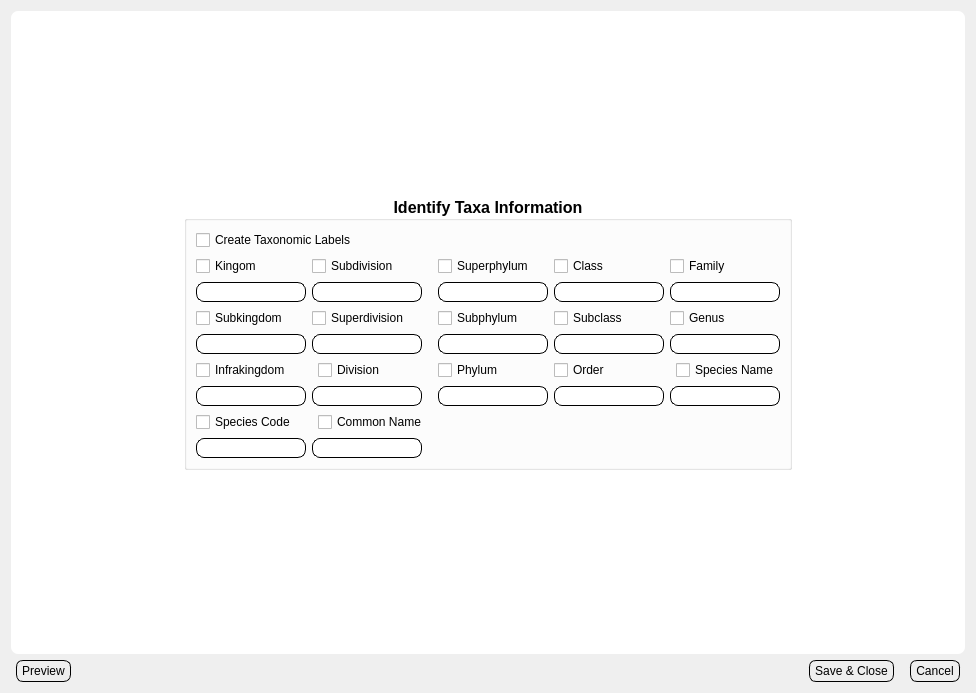
First picture: the form in Views/ui_dialog_taxa.ui, repository bibsian/database-development, before the edit.
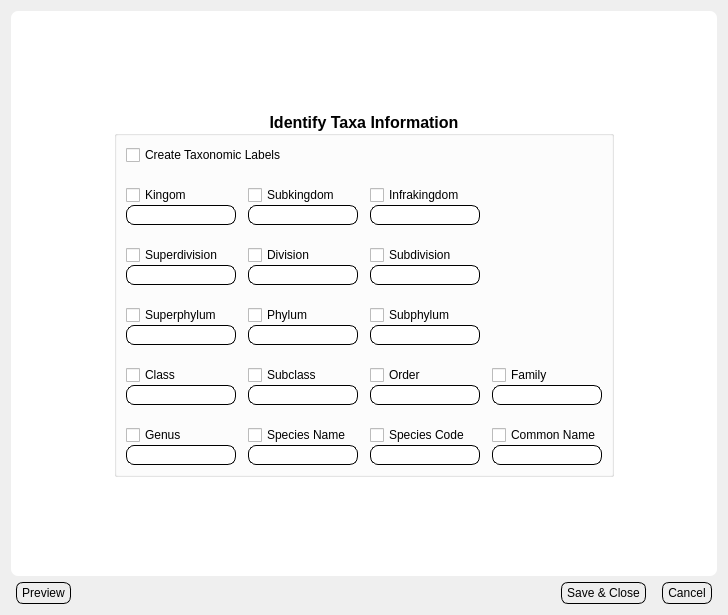
Second picture: the form after the edit.

Commit message: Updated user views (tab sequence, widget names, etc

Diff of the .ui file:
```diff
--- a/Views/ui_dialog_taxa.ui
+++ b/Views/ui_dialog_taxa.ui
@@ -6,8 +6,8 @@
    <rect>
     <x>0</x>
     <y>0</y>
-    <width>976</width>
-    <height>693</height>
+    <width>728</width>
+    <height>615</height>
    </rect>
   </property>
   <property name="windowTitle">
@@ -60,9 +60,9 @@
 
 </string>
   </property>
-  <layout class="QVBoxLayout" name="verticalLayout_6">
+  <layout class="QVBoxLayout" name="verticalLayout_21">
    <item>
-    <layout class="QVBoxLayout" name="verticalLayout_5">
+    <layout class="QVBoxLayout" name="verticalLayout_20">
      <item>
       <widget class="QFrame" name="frame">
        <property name="sizePolicy">
@@ -77,24 +77,9 @@
        <property name="frameShadow">
         <enum>QFrame::Raised</enum>
        </property>
-       <layout class="QVBoxLayout" name="verticalLayout_4">
+       <layout class="QVBoxLayout" name="verticalLayout_19">
         <item>
-         <layout class="QHBoxLayout" name="horizontalLayout">
-          <item>
-           <spacer name="horizontalSpacer">
-            <property name="orientation">
-             <enum>Qt::Horizontal</enum>
-            </property>
-            <property name="sizeHint" stdset="0">
-             <size>
-              <width>13</width>
-              <height>335</height>
-             </size>
-            </property>
-           </spacer>
-          </item>
-          <item>
-           <layout class="QVBoxLayout" name="verticalLayout_3">
+         <layout class="QVBoxLayout" name="verticalLayout_18">
             <item>
              <spacer name="verticalSpacer">
               <property name="orientation">
@@ -103,7 +88,22 @@
               <property name="sizeHint" stdset="0">
                <size>
                 <width>378</width>
-                <height>5</height>
+              <height>13</height>
+             </size>
+            </property>
+           </spacer>
+          </item>
+          <item>
+           <layout class="QHBoxLayout" name="horizontalLayout_2">
+            <item>
+             <spacer name="horizontalSpacer">
+              <property name="orientation">
+               <enum>Qt::Horizontal</enum>
+              </property>
+              <property name="sizeHint" stdset="0">
+               <size>
+                <width>13</width>
+                <height>335</height>
                </size>
               </property>
              </spacer>
@@ -129,56 +129,75 @@
               <property name="alignment">
                <set>Qt::AlignCenter</set>
               </property>
-              <layout class="QVBoxLayout" name="verticalLayout_2">
+              <layout class="QHBoxLayout" name="horizontalLayout">
                <item>
-                <layout class="QVBoxLayout" name="verticalLayout">
-                 <item>
+                <layout class="QGridLayout" name="gridLayout">
+                 <property name="horizontalSpacing">
+                  <number>12</number>
+                 </property>
+                 <property name="verticalSpacing">
+                  <number>20</number>
+                 </property>
+                 <item row="0" column="0" colspan="2">
                   <widget class="QCheckBox" name="ckCreateTaxa">
                    <property name="text">
                     <string>Create Taxonomic Labels</string>
                    </property>
                   </widget>
                  </item>
-                 <item>
-                  <layout class="QGridLayout" name="gridLayout">
-                   <item row="1" column="3">
-                    <layout class="QFormLayout" name="formLayout_16">
-                     <property name="fieldGrowthPolicy">
-                      <enum>QFormLayout::AllNonFixedFieldsGrow</enum>
-                     </property>
-                     <item row="2" column="0" colspan="2">
-                      <widget class="QLineEdit" name="lnedSubclass">
-                       <property name="sizePolicy">
-                        <sizepolicy hsizetype="Fixed" vsizetype="Fixed">
-                         <horstretch>0</horstretch>
-                         <verstretch>0</verstretch>
-                        </sizepolicy>
-                       </property>
-                      </widget>
-                     </item>
                      <item row="1" column="0">
-                      <widget class="QCheckBox" name="ckSubclass">
+                  <layout class="QVBoxLayout" name="verticalLayout_6">
+                   <item>
+                    <widget class="QCheckBox" name="ckKingdom">
                        <property name="text">
-                        <string>Subclass</string>
+                      <string>Kingom</string>
+                     </property>
+                    </widget>
+                   </item>
+                   <item>
+                    <widget class="QLineEdit" name="lnedKingdom">
+                     <property name="sizePolicy">
+                      <sizepolicy hsizetype="Fixed" vsizetype="Fixed">
+                       <horstretch>0</horstretch>
+                       <verstretch>0</verstretch>
+                      </sizepolicy>
+                     </property>
+                    </widget>
+                   </item>
+                  </layout>
+                 </item>
+                 <item row="1" column="1">
+                  <layout class="QVBoxLayout" name="verticalLayout_7">
+                   <item>
+                    <widget class="QCheckBox" name="ckSubkingdom">
+                     <property name="text">
+                      <string>Subkingdom</string>
+                     </property>
+                    </widget>
+                   </item>
+                   <item>
+                    <widget class="QLineEdit" name="lnedSubkingdom">
+                     <property name="sizePolicy">
+                      <sizepolicy hsizetype="Fixed" vsizetype="Fixed">
+                       <horstretch>0</horstretch>
+                       <verstretch>0</verstretch>
+                      </sizepolicy>
                        </property>
                       </widget>
                      </item>
                     </layout>
                    </item>
                    <item row="1" column="2">
-                    <layout class="QFormLayout" name="formLayout_9">
-                     <property name="fieldGrowthPolicy">
-                      <enum>QFormLayout::AllNonFixedFieldsGrow</enum>
-                     </property>
-                     <item row="0" column="0">
-                      <widget class="QCheckBox" name="ckSubphylum">
+                  <layout class="QVBoxLayout" name="verticalLayout_8">
+                   <item>
+                    <widget class="QCheckBox" name="ckInfrakingdom">
                        <property name="text">
-                        <string>Subphylum</string>
+                      <string>Infrakingdom</string>
                        </property>
                       </widget>
                      </item>
-                     <item row="1" column="0" colspan="2">
-                      <widget class="QLineEdit" name="lnedSubphylum">
+                   <item>
+                    <widget class="QLineEdit" name="lnedInfrakingdom">
                        <property name="sizePolicy">
                         <sizepolicy hsizetype="Fixed" vsizetype="Fixed">
                          <horstretch>0</horstretch>
@@ -189,19 +208,37 @@
                      </item>
                     </layout>
                    </item>
-                   <item row="0" column="1">
-                    <layout class="QFormLayout" name="formLayout_14">
-                     <property name="fieldGrowthPolicy">
-                      <enum>QFormLayout::AllNonFixedFieldsGrow</enum>
+                 <item row="2" column="0">
+                  <layout class="QVBoxLayout" name="verticalLayout_10">
+                   <item>
+                    <widget class="QCheckBox" name="ckSuperdivision">
+                     <property name="text">
+                      <string>Superdivision</string>
                      </property>
-                     <item row="0" column="0">
+                    </widget>
+                   </item>
+                   <item>
+                    <widget class="QLineEdit" name="lnedSuperdivision">
+                     <property name="sizePolicy">
+                      <sizepolicy hsizetype="Fixed" vsizetype="Fixed">
+                       <horstretch>0</horstretch>
+                       <verstretch>0</verstretch>
+                      </sizepolicy>
+                     </property>
+                    </widget>
+                   </item>
+                  </layout>
+                 </item>
+                 <item row="2" column="2">
+                  <layout class="QVBoxLayout" name="verticalLayout_9">
+                   <item>
                       <widget class="QCheckBox" name="ckSubdivision">
                        <property name="text">
                         <string>Subdivision</string>
                        </property>
                       </widget>
                      </item>
-                     <item row="1" column="0">
+                   <item>
                       <widget class="QLineEdit" name="lnedSubdivision">
                        <property name="sizePolicy">
                         <sizepolicy hsizetype="Fixed" vsizetype="Fixed">
@@ -213,43 +250,16 @@
                      </item>
                     </layout>
                    </item>
-                   <item row="1" column="0">
-                    <layout class="QFormLayout" name="formLayout_10">
-                     <property name="fieldGrowthPolicy">
-                      <enum>QFormLayout::AllNonFixedFieldsGrow</enum>
-                     </property>
-                     <item row="0" column="0">
-                      <widget class="QCheckBox" name="ckSubkingdom">
-                       <property name="text">
-                        <string>Subkingdom</string>
-                       </property>
-                      </widget>
-                     </item>
-                     <item row="1" column="0" colspan="2">
-                      <widget class="QLineEdit" name="lnedSubkingdom">
-                       <property name="sizePolicy">
-                        <sizepolicy hsizetype="Fixed" vsizetype="Fixed">
-                         <horstretch>0</horstretch>
-                         <verstretch>0</verstretch>
-                        </sizepolicy>
-                       </property>
-                      </widget>
-                     </item>
-                    </layout>
-                   </item>
-                   <item row="0" column="2">
-                    <layout class="QFormLayout" name="formLayout_15">
-                     <property name="fieldGrowthPolicy">
-                      <enum>QFormLayout::AllNonFixedFieldsGrow</enum>
-                     </property>
-                     <item row="0" column="0">
+                 <item row="3" column="0">
+                  <layout class="QVBoxLayout" name="verticalLayout_12">
+                   <item>
                       <widget class="QCheckBox" name="ckSuperphylum">
                        <property name="text">
                         <string>Superphylum</string>
                        </property>
                       </widget>
                      </item>
-                     <item row="1" column="0" colspan="2">
+                   <item>
                       <widget class="QLineEdit" name="lnedSuperphylum">
                        <property name="sizePolicy">
                         <sizepolicy hsizetype="Fixed" vsizetype="Fixed">
@@ -261,106 +271,16 @@
                      </item>
                     </layout>
                    </item>
-                   <item row="2" column="1">
-                    <layout class="QFormLayout" name="formLayout_13">
-                     <property name="fieldGrowthPolicy">
-                      <enum>QFormLayout::AllNonFixedFieldsGrow</enum>
-                     </property>
-                     <item row="1" column="0" colspan="2">
-                      <widget class="QLineEdit" name="lnedDivision">
-                       <property name="sizePolicy">
-                        <sizepolicy hsizetype="Fixed" vsizetype="Fixed">
-                         <horstretch>0</horstretch>
-                         <verstretch>0</verstretch>
-                        </sizepolicy>
-                       </property>
-                      </widget>
-                     </item>
-                     <item row="0" column="1">
-                      <widget class="QCheckBox" name="ckDivision">
-                       <property name="text">
-                        <string>Division</string>
-                       </property>
-                      </widget>
-                     </item>
-                    </layout>
-                   </item>
-                   <item row="2" column="0">
-                    <layout class="QFormLayout" name="formLayout_11">
-                     <property name="fieldGrowthPolicy">
-                      <enum>QFormLayout::AllNonFixedFieldsGrow</enum>
-                     </property>
-                     <item row="2" column="0" colspan="2">
-                      <widget class="QLineEdit" name="lnedInfrakingdom">
-                       <property name="sizePolicy">
-                        <sizepolicy hsizetype="Fixed" vsizetype="Fixed">
-                         <horstretch>0</horstretch>
-                         <verstretch>0</verstretch>
-                        </sizepolicy>
-                       </property>
-                      </widget>
-                     </item>
-                     <item row="1" column="0">
-                      <widget class="QCheckBox" name="ckInfrakingdom">
-                       <property name="text">
-                        <string>Infrakingdom</string>
-                       </property>
-                      </widget>
-                     </item>
-                    </layout>
-                   </item>
-                   <item row="0" column="0">
-                    <layout class="QFormLayout" name="formLayout_2">
-                     <item row="0" column="0">
-                      <widget class="QCheckBox" name="ckKingdom">
-                       <property name="text">
-                        <string>Kingom</string>
-                       </property>
-                      </widget>
-                     </item>
-                     <item row="1" column="0" colspan="2">
-                      <widget class="QLineEdit" name="lnedKingdom">
-                       <property name="sizePolicy">
-                        <sizepolicy hsizetype="Fixed" vsizetype="Fixed">
-                         <horstretch>0</horstretch>
-                         <verstretch>0</verstretch>
-                        </sizepolicy>
-                       </property>
-                      </widget>
-                     </item>
-                    </layout>
-                   </item>
-                   <item row="2" column="3">
-                    <layout class="QFormLayout" name="formLayout_5">
-                     <item row="2" column="0" colspan="2">
-                      <widget class="QLineEdit" name="lnedOrder">
-                       <property name="sizePolicy">
-                        <sizepolicy hsizetype="Fixed" vsizetype="Fixed">
-                         <horstretch>0</horstretch>
-                         <verstretch>0</verstretch>
-                        </sizepolicy>
-                       </property>
-                      </widget>
-                     </item>
-                     <item row="1" column="0">
-                      <widget class="QCheckBox" name="ckOrder">
-                       <property name="text">
-                        <string>Order</string>
-                       </property>
-                      </widget>
-                     </item>
-                    </layout>
-                   </item>
-                   <item row="2" column="2">
-                    <layout class="QFormLayout" name="formLayout_3">
-                     <item row="0" column="0">
+                 <item row="3" column="1">
+                  <layout class="QVBoxLayout" name="verticalLayout_14">
+                   <item>
                       <widget class="QCheckBox" name="ckPhylum">
                        <property name="text">
                         <string>Phylum</string>
                        </property>
                       </widget>
                      </item>
-                     <item row="1" column="0" colspan="2">
+                   <item>
                       <widget class="QLineEdit" name="lnedPhylum">
                        <property name="sizePolicy">
                         <sizepolicy hsizetype="Fixed" vsizetype="Fixed">
@@ -372,13 +292,17 @@
                      </item>
                     </layout>
                    </item>
-                   <item row="0" column="3">
-                    <layout class="QFormLayout" name="formLayout_4">
-                     <property name="fieldGrowthPolicy">
-                      <enum>QFormLayout::AllNonFixedFieldsGrow</enum>
+                 <item row="3" column="2">
+                  <layout class="QVBoxLayout" name="verticalLayout_13">
+                   <item>
+                    <widget class="QCheckBox" name="ckSubphylum">
+                     <property name="text">
+                      <string>Subphylum</string>
                      </property>
-                     <item row="2" column="0" colspan="2">
-                      <widget class="QLineEdit" name="lnedClass">
+                    </widget>
+                   </item>
+                   <item>
+                    <widget class="QLineEdit" name="lnedSubphylum">
                        <property name="sizePolicy">
                         <sizepolicy hsizetype="Fixed" vsizetype="Fixed">
                          <horstretch>0</horstretch>
@@ -387,7 +311,11 @@
                        </property>
                       </widget>
                      </item>
-                     <item row="1" column="0">
+                  </layout>
+                 </item>
+                 <item row="4" column="0">
+                  <layout class="QVBoxLayout" name="verticalLayout_15">
+                   <item>
                       <widget class="QCheckBox" name="ckClass">
                        <property name="layoutDirection">
                         <enum>Qt::LeftToRight</enum>
@@ -397,22 +325,50 @@
                        </property>
                       </widget>
                      </item>
-                    </layout>
-                   </item>
-                   <item row="1" column="1">
-                    <layout class="QFormLayout" name="formLayout_12">
-                     <property name="fieldGrowthPolicy">
-                      <enum>QFormLayout::AllNonFixedFieldsGrow</enum>
+                   <item>
+                    <widget class="QLineEdit" name="lnedClass">
+                     <property name="sizePolicy">
+                      <sizepolicy hsizetype="Fixed" vsizetype="Fixed">
+                       <horstretch>0</horstretch>
+                       <verstretch>0</verstretch>
+                      </sizepolicy>
+                     </property>
+                    </widget>
+                   </item>
+                  </layout>
+                 </item>
+                 <item row="4" column="1">
+                  <layout class="QVBoxLayout" name="verticalLayout_16">
+                   <item>
+                    <widget class="QCheckBox" name="ckSubclass">
+                     <property name="text">
+                      <string>Subclass</string>
                      </property>
-                     <item row="0" column="0">
-                      <widget class="QCheckBox" name="ckSuperdivision">
+                    </widget>
+                   </item>
+                   <item>
+                    <widget class="QLineEdit" name="lnedSubclass">
+                     <property name="sizePolicy">
+                      <sizepolicy hsizetype="Fixed" vsizetype="Fixed">
+                       <horstretch>0</horstretch>
+                       <verstretch>0</verstretch>
+                      </sizepolicy>
+                     </property>
+                    </widget>
+                   </item>
+                  </layout>
+                 </item>
+                 <item row="4" column="2">
+                  <layout class="QVBoxLayout" name="verticalLayout_17">
+                   <item>
+                    <widget class="QCheckBox" name="ckOrder">
                        <property name="text">
-                        <string>Superdivision</string>
+                      <string>Order</string>
                        </property>
                       </widget>
                      </item>
-                     <item row="1" column="0" colspan="2">
-                      <widget class="QLineEdit" name="lnedSuperdivision">
+                   <item>
+                    <widget class="QLineEdit" name="lnedOrder">
                        <property name="sizePolicy">
                         <sizepolicy hsizetype="Fixed" vsizetype="Fixed">
                          <horstretch>0</horstretch>
@@ -423,16 +379,16 @@
                      </item>
                     </layout>
                    </item>
-                   <item row="0" column="4">
-                    <layout class="QFormLayout" name="formLayout_6">
-                     <item row="0" column="0">
+                 <item row="4" column="3">
+                  <layout class="QVBoxLayout" name="verticalLayout_5">
+                   <item>
                       <widget class="QCheckBox" name="ckFamily">
                        <property name="text">
                         <string>Family</string>
                        </property>
                       </widget>
                      </item>
-                     <item row="1" column="0" colspan="2">
+                   <item>
                       <widget class="QLineEdit" name="lnedFamily">
                        <property name="sizePolicy">
                         <sizepolicy hsizetype="Fixed" vsizetype="Fixed">
@@ -444,34 +400,17 @@
                      </item>
                     </layout>
                    </item>
-                   <item row="1" column="4">
-                    <layout class="QFormLayout" name="formLayout_7">
-                     <item row="2" column="0" colspan="2">
-                      <widget class="QLineEdit" name="lnedGenus">
-                       <property name="sizePolicy">
-                        <sizepolicy hsizetype="Fixed" vsizetype="Fixed">
-                         <horstretch>0</horstretch>
-                         <verstretch>0</verstretch>
-                        </sizepolicy>
-                       </property>
-                      </widget>
-                     </item>
-                     <item row="1" column="0">
+                 <item row="5" column="0">
+                  <layout class="QVBoxLayout" name="verticalLayout_4">
+                   <item>
                       <widget class="QCheckBox" name="ckGenus">
                        <property name="text">
                         <string>Genus</string>
                        </property>
                       </widget>
                      </item>
-                    </layout>
-                   </item>
-                   <item row="2" column="4">
-                    <layout class="QFormLayout" name="formLayout_8">
-                     <property name="fieldGrowthPolicy">
-                      <enum>QFormLayout::AllNonFixedFieldsGrow</enum>
-                     </property>
-                     <item row="3" column="0" colspan="2">
-                      <widget class="QLineEdit" name="lnedSpp">
+                   <item>
+                    <widget class="QLineEdit" name="lnedGenus">
                        <property name="sizePolicy">
                         <sizepolicy hsizetype="Fixed" vsizetype="Fixed">
                          <horstretch>0</horstretch>
@@ -480,22 +419,19 @@
                        </property>
                       </widget>
                      </item>
-                     <item row="2" column="1">
+                  </layout>
+                 </item>
+                 <item row="5" column="1">
+                  <layout class="QVBoxLayout" name="verticalLayout_3">
+                   <item>
                       <widget class="QCheckBox" name="ckSpp">
                        <property name="text">
                         <string>Species Name</string>
                        </property>
                       </widget>
                      </item>
-                    </layout>
-                   </item>
-                   <item row="3" column="1">
-                    <layout class="QFormLayout" name="formLayout_17">
-                     <property name="rightMargin">
-                      <number>5</number>
-                     </property>
-                     <item row="2" column="0" colspan="2">
-                      <widget class="QLineEdit" name="lnedCommonname">
+                   <item>
+                    <widget class="QLineEdit" name="lnedSpp">
                        <property name="sizePolicy">
                         <sizepolicy hsizetype="Fixed" vsizetype="Fixed">
                          <horstretch>0</horstretch>
@@ -504,25 +440,18 @@
                        </property>
                       </widget>
                      </item>
-                     <item row="1" column="1">
-                      <widget class="QCheckBox" name="ckCommonname">
-                       <property name="text">
-                        <string>Common Name</string>
-                       </property>
-                      </widget>
-                     </item>
-                    </layout>
-                   </item>
-                   <item row="3" column="0">
-                    <layout class="QFormLayout" name="formLayout">
-                     <item row="0" column="0">
+                  </layout>
+                 </item>
+                 <item row="5" column="2">
+                  <layout class="QVBoxLayout" name="verticalLayout_2">
+                   <item>
                       <widget class="QCheckBox" name="ckSppCode">
                        <property name="text">
                         <string>Species Code</string>
                        </property>
                       </widget>
                      </item>
-                     <item row="1" column="0" colspan="2">
+                   <item>
                       <widget class="QLineEdit" name="lnedSppCode">
                        <property name="sizePolicy">
                         <sizepolicy hsizetype="Fixed" vsizetype="Fixed">
@@ -534,27 +463,52 @@
                      </item>
                     </layout>
                    </item>
-                  </layout>
-                 </item>
-                </layout>
-               </item>
-              </layout>
+                 <item row="5" column="3">
+                  <layout class="QVBoxLayout" name="verticalLayout">
+                   <item>
+                    <widget class="QCheckBox" name="ckCommonname">
+                     <property name="text">
+                      <string>Common Name</string>
+                     </property>
+                    </widget>
+                   </item>
+                   <item>
+                    <widget class="QLineEdit" name="lnedCommonname">
+                     <property name="sizePolicy">
+                      <sizepolicy hsizetype="Fixed" vsizetype="Fixed">
+                       <horstretch>0</horstretch>
+                       <verstretch>0</verstretch>
+                      </sizepolicy>
+                     </property>
+                    </widget>
+                   </item>
+                  </layout>
+                 </item>
+                 <item row="2" column="1">
+                  <layout class="QVBoxLayout" name="verticalLayout_11">
+                   <item>
+                    <widget class="QCheckBox" name="ckDivision">
+                     <property name="text">
+                      <string>Division</string>
+                     </property>
              </widget>
             </item>
             <item>
-             <spacer name="verticalSpacer_2">
-              <property name="orientation">
-               <enum>Qt::Vertical</enum>
-              </property>
-              <property name="sizeHint" stdset="0">
-               <size>
-                <width>13</width>
-                <height>5</height>
-               </size>
-              </property>
-             </spacer>
-            </item>
-           </layout>
+                    <widget class="QLineEdit" name="lnedDivision">
+                     <property name="sizePolicy">
+                      <sizepolicy hsizetype="Fixed" vsizetype="Fixed">
+                       <horstretch>0</horstretch>
+                       <verstretch>0</verstretch>
+                      </sizepolicy>
+                     </property>
+                    </widget>
+                   </item>
+                  </layout>
+                 </item>
+                </layout>
+               </item>
+              </layout>
+             </widget>
           </item>
           <item>
            <spacer name="horizontalSpacer_2">
@@ -571,6 +525,21 @@
           </item>
          </layout>
         </item>
+          <item>
+           <spacer name="verticalSpacer_2">
+            <property name="orientation">
+             <enum>Qt::Vertical</enum>
+            </property>
+            <property name="sizeHint" stdset="0">
+             <size>
+              <width>13</width>
+              <height>13</height>
+             </size>
+            </property>
+           </spacer>
+          </item>
+         </layout>
+        </item>
        </layout>
       </widget>
      </item>
```
Left out of the diff: 32 changed lines with no effect on the pictures. Lines whose indentation alone changed are shown as unchanged. The commit also changes 3 other files.
